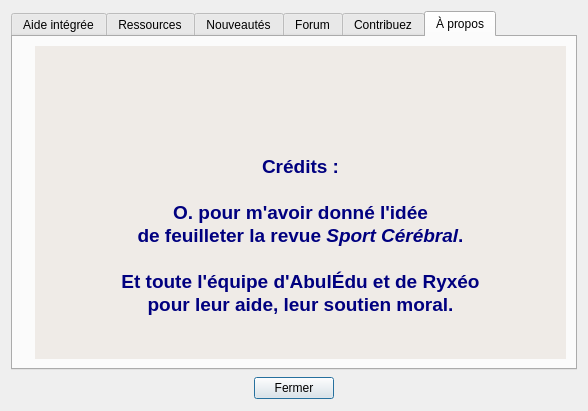
Txikilinux/leterrier-tierce, file abuleduaproposv0.ui: the form before one commit.
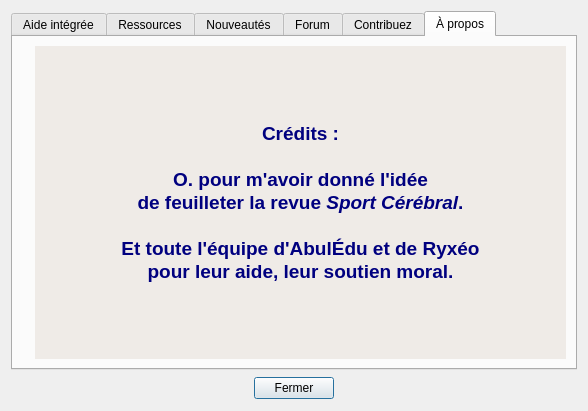
The form after the commit. The open tabs and pages were chosen to show the change. Icons and pictures are not drawn.

What changed in the file:
```diff
--- a/abuleduaproposv0.ui
+++ b/abuleduaproposv0.ui
@@ -296,8 +296,6 @@
 &lt;p style=&quot;-qt-paragraph-type:empty; margin-top:0px; margin-bottom:0px; margin-left:0px; margin-right:0px; -qt-block-indent:0; text-indent:0px;&quot;&gt;&lt;/p&gt;
 &lt;p style=&quot;-qt-paragraph-type:empty; margin-top:0px; margin-bottom:0px; margin-left:0px; margin-right:0px; -qt-block-indent:0; text-indent:0px;&quot;&gt;&lt;/p&gt;
 &lt;p style=&quot;-qt-paragraph-type:empty; margin-top:0px; margin-bottom:0px; margin-left:0px; margin-right:0px; -qt-block-indent:0; text-indent:0px;&quot;&gt;&lt;/p&gt;
-&lt;p style=&quot;-qt-paragraph-type:empty; margin-top:0px; margin-bottom:0px; margin-left:0px; margin-right:0px; -qt-block-indent:0; text-indent:0px;&quot;&gt;&lt;/p&gt;
-&lt;p align=&quot;center&quot; style=&quot;-qt-paragraph-type:empty; margin-top:0px; margin-bottom:0px; margin-left:0px; margin-right:0px; -qt-block-indent:0; text-indent:0px; font-family:'Sans'; font-size:10pt;&quot;&gt;&lt;/p&gt;
 &lt;p align=&quot;center&quot; style=&quot; margin-top:0px; margin-bottom:0px; margin-left:0px; margin-right:0px; -qt-block-indent:0; text-indent:0px;&quot;&gt;&lt;span style=&quot; font-family:'DejaVu Sans'; font-size:14pt; font-weight:600; color:#00007f;&quot;&gt;Crédits :&lt;/span&gt;&lt;/p&gt;
 &lt;p align=&quot;center&quot; style=&quot;-qt-paragraph-type:empty; margin-top:0px; margin-bottom:0px; margin-left:0px; margin-right:0px; -qt-block-indent:0; text-indent:0px; font-family:'DejaVu Sans'; font-size:14pt; font-weight:600; color:#00007f;&quot;&gt;&lt;/p&gt;
 &lt;p align=&quot;center&quot; style=&quot; margin-top:0px; margin-bottom:0px; margin-left:0px; margin-right:0px; -qt-block-indent:0; text-indent:0px;&quot;&gt;&lt;span style=&quot; font-family:'DejaVu Sans'; font-size:14pt; font-weight:600; color:#00007f;&quot;&gt;O. pour m'avoir donné l'idée&lt;/span&gt;&lt;/p&gt;
```
Left out of the diff: 2 changed lines with no effect on the pictures.
